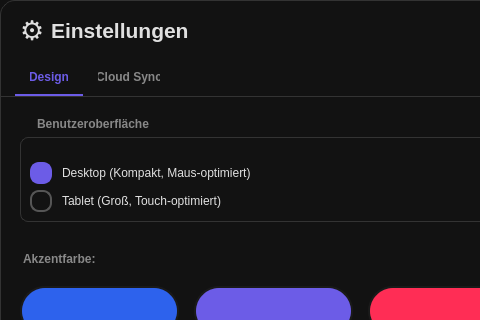
BenSchwank/Blop, file src/ui/SettingsDialog.ui: the form before one commit; both pictures show x 0 to 480 and y 0 to 320 of the 720 by 860 pixel window.
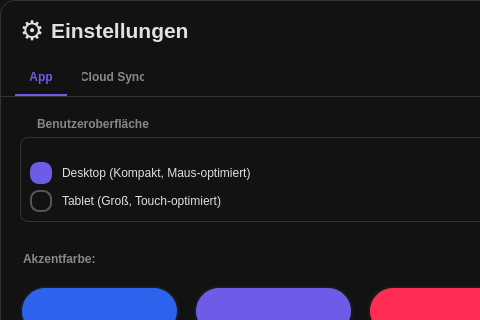
The form after the commit.

Commit message:
feat(ui): Settings-IA ownership for App, Editor, Tool, Selection
Clarify that App settings live in SettingsDialog, per-note Editor in the
note sheet (Seite/Notiz), and tool props distinguish next-stroke vs
selection HUD — without inventing a fifth settings surface.

```diff
--- a/src/ui/SettingsDialog.ui
+++ b/src/ui/SettingsDialog.ui
@@ -119,7 +119,7 @@
      </property>
      <widget class="QWidget" name="tabDesign">
       <attribute name="title">
-       <string>Design</string>
+       <string>App</string>
       </attribute>
       <layout class="QVBoxLayout" name="verticalLayout_2">
        <property name="spacing">
```
The commit also changes 7 other files.
